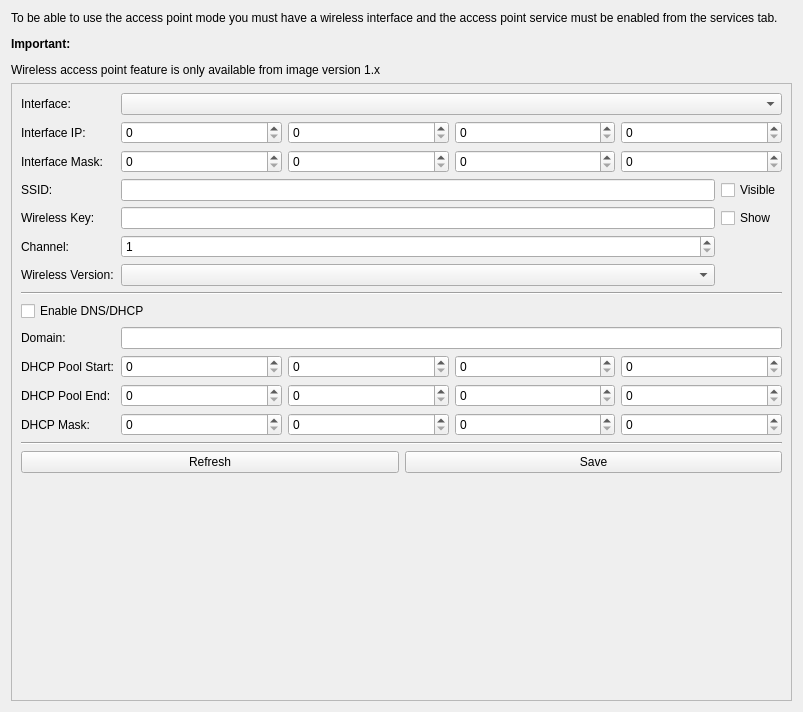
Before: the Qt Designer form src/brickv/plugin_system/plugins/red/ui/red_tab_settings_ap.ui in Tinkerforge/brickv, drawn with Qt 5.
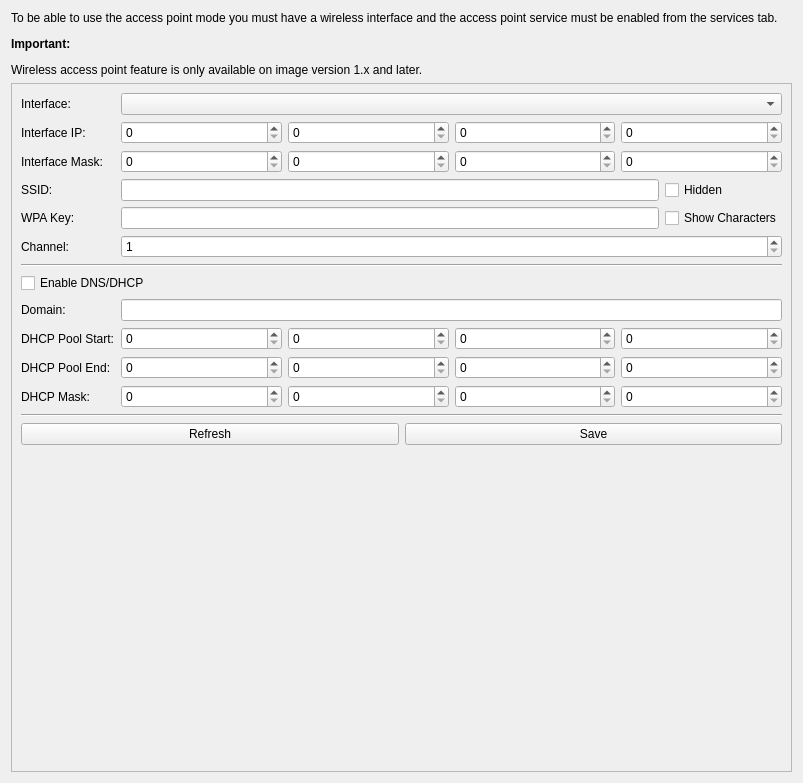
After: the same form once the commit is applied.

Commit message: red-brick: Additional GUI stuffs for access point settings.

```diff
--- a/src/brickv/plugin_system/plugins/red/ui/red_tab_settings_ap.ui
+++ b/src/brickv/plugin_system/plugins/red/ui/red_tab_settings_ap.ui
@@ -7,7 +7,7 @@
     <x>0</x>
     <y>0</y>
     <width>803</width>
-    <height>712</height>
+    <height>783</height>
    </rect>
   </property>
   <property name="windowTitle">
@@ -20,7 +20,7 @@
       <bool>true</bool>
      </property>
      <property name="text">
-      <string>&lt;html&gt;&lt;body&gt;&lt;p&gt;To be able to use the access point mode you must have a wireless interface and the access point service must be enabled from the services tab.&lt;/p&gt;&lt;p&gt;&lt;b&gt;Important:&lt;/b&gt;&lt;/p&gt;&lt;p&gt;Wireless access point feature is only available from image version 1.x&lt;/p&gt;&lt;/body&gt;&lt;/html&gt;</string>
+      <string>&lt;html&gt;&lt;head/&gt;&lt;body&gt;&lt;p&gt;To be able to use the access point mode you must have a wireless interface and the access point service must be enabled from the services tab.&lt;/p&gt;&lt;p&gt;&lt;span style=&quot; font-weight:600;&quot;&gt;Important:&lt;/span&gt;&lt;/p&gt;&lt;p&gt;Wireless access point feature is only available on image version 1.x and later.&lt;/p&gt;&lt;/body&gt;&lt;/html&gt;</string>
      </property>
      <property name="textFormat">
       <enum>Qt::RichText</enum>
@@ -31,57 +31,91 @@
     </widget>
    </item>
    <item row="1" column="0">
-    <widget class="QFrame" name="frame">
-     <property name="enabled">
+    <widget class="QScrollArea" name="sarea_ap">
+     <property name="widgetResizable">
       <bool>true</bool>
      </property>
-     <property name="frameShape">
-      <enum>QFrame::StyledPanel</enum>
-     </property>
-     <property name="frameShadow">
-      <enum>QFrame::Raised</enum>
-     </property>
-     <layout class="QGridLayout" name="gridLayout_2">
-      <item row="6" column="1">
-       <widget class="QComboBox" name="comboBox_2"/>
-      </item>
-      <item row="9" column="0">
-       <widget class="QLabel" name="label_4">
+     <widget class="QWidget" name="scrollAreaWidgetContents">
+      <property name="geometry">
+       <rect>
+        <x>0</x>
+        <y>0</y>
+        <width>783</width>
+        <height>665</height>
+       </rect>
+      </property>
+      <layout class="QGridLayout" name="gridLayout_3">
+       <item row="14" column="0" colspan="3">
+        <spacer name="verticalSpacer">
+         <property name="orientation">
+          <enum>Qt::Vertical</enum>
+         </property>
+         <property name="sizeHint" stdset="0">
+          <size>
+           <width>20</width>
+           <height>40</height>
+          </size>
+         </property>
+        </spacer>
+       </item>
+       <item row="4" column="2">
+        <widget class="QCheckBox" name="checkBox_3">
         <property name="text">
-         <string>Domain:</string>
+          <string>Show Characters</string>
         </property>
        </widget>
       </item>
-      <item row="5" column="1">
-       <widget class="QSpinBox" name="spinBox_21">
-        <property name="minimum">
-         <number>1</number>
-        </property>
+       <item row="1" column="0">
+        <widget class="QLabel" name="label">
+         <property name="text">
+          <string>Interface IP:</string>
+         </property>
+        </widget>
+       </item>
+       <item row="4" column="1">
+        <widget class="QLineEdit" name="lineEdit_3">
+         <property name="echoMode">
+          <enum>QLineEdit::Password</enum>
+         </property>
+        </widget>
+       </item>
+       <item row="8" column="1" colspan="2">
+        <widget class="QLineEdit" name="lineEdit_2"/>
+       </item>
+       <item row="0" column="1" colspan="2">
+        <widget class="QComboBox" name="comboBox"/>
+       </item>
+       <item row="9" column="1" colspan="2">
+        <layout class="QHBoxLayout" name="horizontalLayout_3">
+         <item>
+          <widget class="QSpinBox" name="spinBox_9">
         <property name="maximum">
-         <number>14</number>
+            <number>255</number>
         </property>
        </widget>
       </item>
-      <item row="3" column="0">
-       <widget class="QLabel" name="label_3">
-        <property name="text">
-         <string>SSID:</string>
+         <item>
+          <widget class="QSpinBox" name="spinBox_10">
+           <property name="maximum">
+            <number>255</number>
         </property>
        </widget>
       </item>
-      <item row="6" column="0">
-       <widget class="QLabel" name="label_11">
-        <property name="text">
-         <string>Wireless Version:</string>
+         <item>
+          <widget class="QSpinBox" name="spinBox_11">
+           <property name="maximum">
+            <number>255</number>
         </property>
        </widget>
       </item>
-      <item row="11" column="0">
-       <widget class="QLabel" name="label_7">
-        <property name="text">
-         <string>DHCP Pool End:</string>
-        </property>
-       </widget>
+         <item>
+          <widget class="QSpinBox" name="spinBox_12">
+           <property name="maximum">
+            <number>255</number>
+           </property>
+          </widget>
+         </item>
+        </layout>
       </item>
       <item row="5" column="0">
        <widget class="QLabel" name="label_10">
@@ -90,41 +124,6 @@
         </property>
        </widget>
       </item>
-      <item row="8" column="0" colspan="3">
-       <widget class="QCheckBox" name="checkBox_2">
-        <property name="text">
-         <string>Enable DNS/DHCP</string>
-        </property>
-       </widget>
-      </item>
-      <item row="1" column="0">
-       <widget class="QLabel" name="label">
-        <property name="text">
-         <string>Interface IP:</string>
-        </property>
-       </widget>
-      </item>
-      <item row="2" column="0">
-       <widget class="QLabel" name="label_2">
-        <property name="text">
-         <string>Interface Mask:</string>
-        </property>
-       </widget>
-      </item>
-      <item row="13" column="0" colspan="3">
-       <widget class="Line" name="line_2">
-        <property name="orientation">
-         <enum>Qt::Horizontal</enum>
-        </property>
-       </widget>
-      </item>
-      <item row="3" column="2">
-       <widget class="QCheckBox" name="checkBox">
-        <property name="text">
-         <string>Visible</string>
-        </property>
-       </widget>
-      </item>
       <item row="2" column="1" colspan="2">
        <layout class="QHBoxLayout" name="horizontalLayout_2">
         <item>
@@ -157,16 +156,79 @@
         </item>
        </layout>
       </item>
-      <item row="0" column="0">
-       <widget class="QLabel" name="label_5">
-        <property name="text">
-         <string>Interface:</string>
-        </property>
-       </widget>
-      </item>
       <item row="3" column="1">
        <widget class="QLineEdit" name="lineEdit"/>
       </item>
+       <item row="3" column="0">
+        <widget class="QLabel" name="label_3">
+         <property name="text">
+          <string>SSID:</string>
+         </property>
+        </widget>
+       </item>
+       <item row="11" column="1" colspan="2">
+        <layout class="QHBoxLayout" name="horizontalLayout_5">
+         <item>
+          <widget class="QSpinBox" name="spinBox_17">
+           <property name="maximum">
+            <number>255</number>
+           </property>
+          </widget>
+         </item>
+         <item>
+          <widget class="QSpinBox" name="spinBox_18">
+           <property name="maximum">
+            <number>255</number>
+           </property>
+          </widget>
+         </item>
+         <item>
+          <widget class="QSpinBox" name="spinBox_19">
+           <property name="maximum">
+            <number>255</number>
+           </property>
+          </widget>
+         </item>
+         <item>
+          <widget class="QSpinBox" name="spinBox_20">
+           <property name="maximum">
+            <number>255</number>
+           </property>
+          </widget>
+         </item>
+        </layout>
+       </item>
+       <item row="4" column="0">
+        <widget class="QLabel" name="label_9">
+         <property name="text">
+          <string>WPA Key:</string>
+         </property>
+        </widget>
+       </item>
+       <item row="10" column="0">
+        <widget class="QLabel" name="label_7">
+         <property name="text">
+          <string>DHCP Pool End:</string>
+         </property>
+        </widget>
+       </item>
+       <item row="5" column="1" colspan="2">
+        <widget class="QSpinBox" name="spinBox_21">
+         <property name="minimum">
+          <number>1</number>
+         </property>
+         <property name="maximum">
+          <number>14</number>
+         </property>
+        </widget>
+       </item>
+       <item row="2" column="0">
+        <widget class="QLabel" name="label_2">
+         <property name="text">
+          <string>Interface Mask:</string>
+         </property>
+        </widget>
+       </item>
       <item row="1" column="1" colspan="2">
        <layout class="QHBoxLayout" name="horizontalLayout">
         <item>
@@ -199,17 +261,49 @@
         </item>
        </layout>
       </item>
-      <item row="0" column="1" colspan="2">
-       <widget class="QComboBox" name="comboBox"/>
-      </item>
-      <item row="10" column="0">
+       <item row="12" column="0" colspan="3">
+        <widget class="Line" name="line_2">
+         <property name="orientation">
+          <enum>Qt::Horizontal</enum>
+         </property>
+        </widget>
+       </item>
+       <item row="9" column="0">
        <widget class="QLabel" name="label_6">
         <property name="text">
          <string>DHCP Pool Start:</string>
         </property>
        </widget>
       </item>
-      <item row="14" column="0" colspan="3">
+       <item row="7" column="0" colspan="3">
+        <widget class="QCheckBox" name="checkBox_2">
+         <property name="text">
+          <string>Enable DNS/DHCP</string>
+         </property>
+        </widget>
+       </item>
+       <item row="3" column="2">
+        <widget class="QCheckBox" name="checkBox">
+         <property name="text">
+          <string>Hidden</string>
+         </property>
+        </widget>
+       </item>
+       <item row="0" column="0">
+        <widget class="QLabel" name="label_5">
+         <property name="text">
+          <string>Interface:</string>
+         </property>
+        </widget>
+       </item>
+       <item row="8" column="0">
+        <widget class="QLabel" name="label_4">
+         <property name="text">
+          <string>Domain:</string>
+         </property>
+        </widget>
+       </item>
+       <item row="13" column="0" colspan="3">
        <layout class="QHBoxLayout" name="horizontalLayout_8">
         <item>
          <widget class="QPushButton" name="pushButton">
@@ -227,39 +321,21 @@
         </item>
        </layout>
       </item>
-      <item row="12" column="1" colspan="2">
-       <layout class="QHBoxLayout" name="horizontalLayout_5">
-        <item>
-         <widget class="QSpinBox" name="spinBox_17">
-          <property name="maximum">
-           <number>255</number>
+       <item row="11" column="0">
+        <widget class="QLabel" name="label_8">
+         <property name="text">
+          <string>DHCP Mask:</string>
           </property>
          </widget>
         </item>
-        <item>
-         <widget class="QSpinBox" name="spinBox_18">
-          <property name="maximum">
-           <number>255</number>
+       <item row="6" column="0" colspan="3">
+        <widget class="Line" name="line">
+         <property name="orientation">
+          <enum>Qt::Horizontal</enum>
           </property>
          </widget>
         </item>
-        <item>
-         <widget class="QSpinBox" name="spinBox_19">
-          <property name="maximum">
-           <number>255</number>
-          </property>
-         </widget>
-        </item>
-        <item>
-         <widget class="QSpinBox" name="spinBox_20">
-          <property name="maximum">
-           <number>255</number>
-          </property>
-         </widget>
-        </item>
-       </layout>
-      </item>
-      <item row="11" column="1" colspan="2">
+       <item row="10" column="1" colspan="2">
        <layout class="QHBoxLayout" name="horizontalLayout_4">
         <item>
          <widget class="QSpinBox" name="spinBox_13">
@@ -291,86 +367,8 @@
         </item>
        </layout>
       </item>
-      <item row="7" column="0" colspan="3">
-       <widget class="Line" name="line">
-        <property name="orientation">
-         <enum>Qt::Horizontal</enum>
-        </property>
-       </widget>
-      </item>
-      <item row="4" column="0">
-       <widget class="QLabel" name="label_9">
-        <property name="text">
-         <string>Wireless Key:</string>
-        </property>
-       </widget>
-      </item>
-      <item row="12" column="0">
-       <widget class="QLabel" name="label_8">
-        <property name="text">
-         <string>DHCP Mask:</string>
-        </property>
-       </widget>
-      </item>
-      <item row="10" column="1" colspan="2">
-       <layout class="QHBoxLayout" name="horizontalLayout_3">
-        <item>
-         <widget class="QSpinBox" name="spinBox_9">
-          <property name="maximum">
-           <number>255</number>
-          </property>
-         </widget>
-        </item>
-        <item>
-         <widget class="QSpinBox" name="spinBox_10">
-          <property name="maximum">
-           <number>255</number>
-          </property>
-         </widget>
-        </item>
-        <item>
-         <widget class="QSpinBox" name="spinBox_11">
-          <property name="maximum">
-           <number>255</number>
-          </property>
-         </widget>
-        </item>
-        <item>
-         <widget class="QSpinBox" name="spinBox_12">
-          <property name="maximum">
-           <number>255</number>
-          </property>
-         </widget>
-        </item>
-       </layout>
-      </item>
-      <item row="4" column="2">
-       <widget class="QCheckBox" name="checkBox_3">
-        <property name="text">
-         <string>Show</string>
-        </property>
-       </widget>
-      </item>
-      <item row="15" column="0" colspan="3">
-       <spacer name="verticalSpacer">
-        <property name="orientation">
-         <enum>Qt::Vertical</enum>
-        </property>
-        <property name="sizeHint" stdset="0">
-         <size>
-          <width>20</width>
-          <height>40</height>
-         </size>
-        </property>
-       </spacer>
-      </item>
-      <item row="4" column="1">
-       <widget class="QLineEdit" name="lineEdit_3"/>
-      </item>
-      <item row="9" column="1" colspan="2">
-       <widget class="QLineEdit" name="lineEdit_2"/>
-      </item>
-     </layout>
+      </layout>
+     </widget>
     </widget>
    </item>
   </layout>
```
Lines whose indentation alone changed are shown as unchanged. The commit also changes 7 other files.
